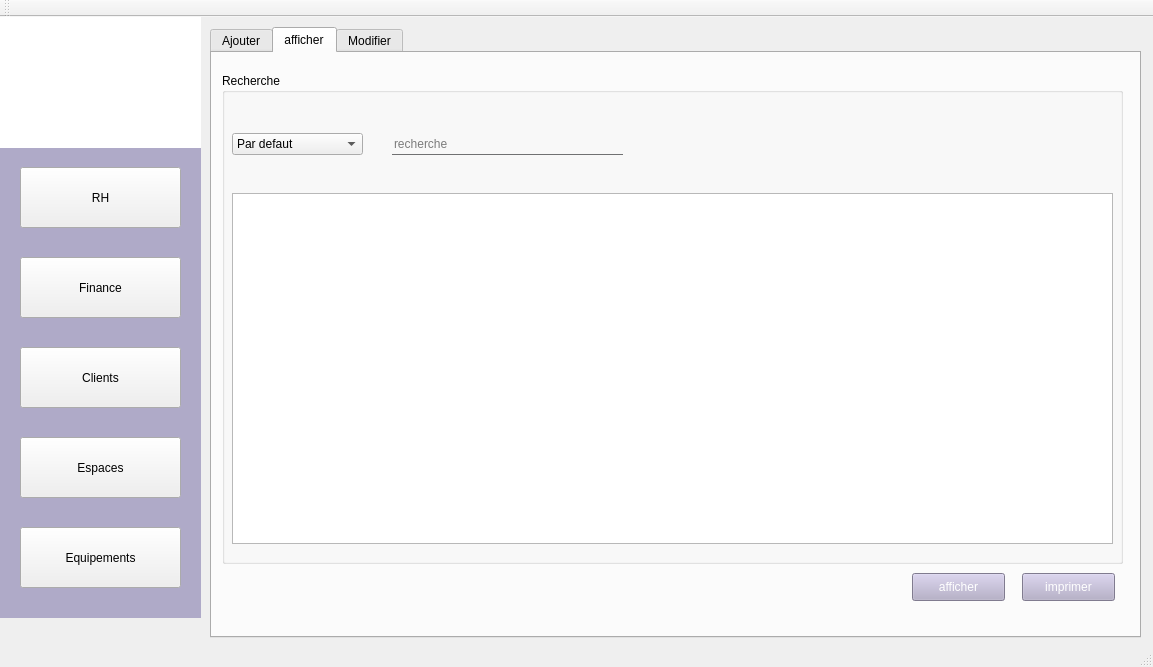
This is mainwindow.ui in BEmooW/Projet_CPP as Qt 5 draws it before an edit. The edited form follows.
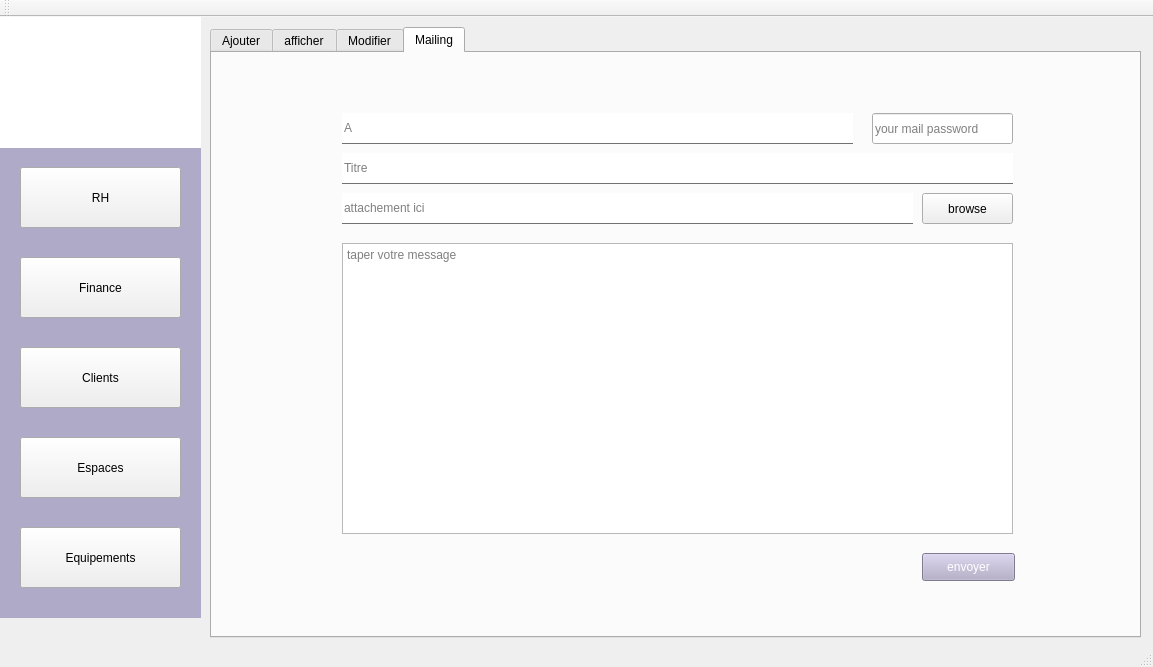
This is the edited form. The open tabs and pages were chosen to show the change.

What changed in the file:
```diff
--- a/mainwindow.ui
+++ b/mainwindow.ui
@@ -1213,6 +1213,136 @@
       </property>
      </widget>
     </widget>
+    <widget class="QWidget" name="tab_4">
+     <attribute name="title">
+      <string>Mailing</string>
+     </attribute>
+     <widget class="QLabel" name="label_bg_mail">
+      <property name="geometry">
+       <rect>
+        <x>0</x>
+        <y>0</y>
+        <width>941</width>
+        <height>651</height>
+       </rect>
+      </property>
+      <property name="text">
+       <string/>
+      </property>
+     </widget>
+     <widget class="QLineEdit" name="rcpt">
+      <property name="geometry">
+       <rect>
+        <x>130</x>
+        <y>60</y>
+        <width>511</width>
+        <height>31</height>
+       </rect>
+      </property>
+      <property name="styleSheet">
+       <string notr="true">border:none;
+border-bottom:1px solid #707172;
+</string>
+      </property>
+      <property name="placeholderText">
+       <string>A</string>
+      </property>
+     </widget>
+     <widget class="QLineEdit" name="subject">
+      <property name="geometry">
+       <rect>
+        <x>130</x>
+        <y>100</y>
+        <width>671</width>
+        <height>31</height>
+       </rect>
+      </property>
+      <property name="styleSheet">
+       <string notr="true">border:none;
+border-bottom:1px solid #707172;
+</string>
+      </property>
+      <property name="placeholderText">
+       <string>Titre</string>
+      </property>
+     </widget>
+     <widget class="QLineEdit" name="mail_pass">
+      <property name="geometry">
+       <rect>
+        <x>660</x>
+        <y>60</y>
+        <width>141</width>
+        <height>31</height>
+       </rect>
+      </property>
+      <property name="echoMode">
+       <enum>QLineEdit::Password</enum>
+      </property>
+      <property name="placeholderText">
+       <string>your mail password</string>
+      </property>
+     </widget>
+     <widget class="QLineEdit" name="file">
+      <property name="geometry">
+       <rect>
+        <x>130</x>
+        <y>140</y>
+        <width>571</width>
+        <height>31</height>
+       </rect>
+      </property>
+      <property name="styleSheet">
+       <string notr="true">border:none;
+border-bottom:1px solid #707172;</string>
+      </property>
+      <property name="placeholderText">
+       <string>attachement ici</string>
+      </property>
+     </widget>
+     <widget class="QPushButton" name="pb_browse">
+      <property name="geometry">
+       <rect>
+        <x>710</x>
+        <y>140</y>
+        <width>91</width>
+        <height>31</height>
+       </rect>
+      </property>
+      <property name="text">
+       <string>browse</string>
+      </property>
+     </widget>
+     <widget class="QTextEdit" name="msg">
+      <property name="geometry">
+       <rect>
+        <x>130</x>
+        <y>190</y>
+        <width>671</width>
+        <height>291</height>
+       </rect>
+      </property>
+      <property name="placeholderText">
+       <string>taper votre message</string>
+      </property>
+     </widget>
+     <widget class="QPushButton" name="pb_envoyer">
+      <property name="geometry">
+       <rect>
+        <x>710</x>
+        <y>500</y>
+        <width>93</width>
+        <height>28</height>
+       </rect>
+      </property>
+      <property name="styleSheet">
+       <string notr="true">background-color: rgb(179, 172, 200);
+color: rgb(255, 255, 255);</string>
+      </property>
+      <property name="text">
+       <string>envoyer</string>
+      </property>
+     </widget>
+    </widget>
    </widget>
    <widget class="QPushButton" name="pb_rh">
     <property name="geometry">
```
Left out of the diff: 2 changed lines with no effect on the pictures.
